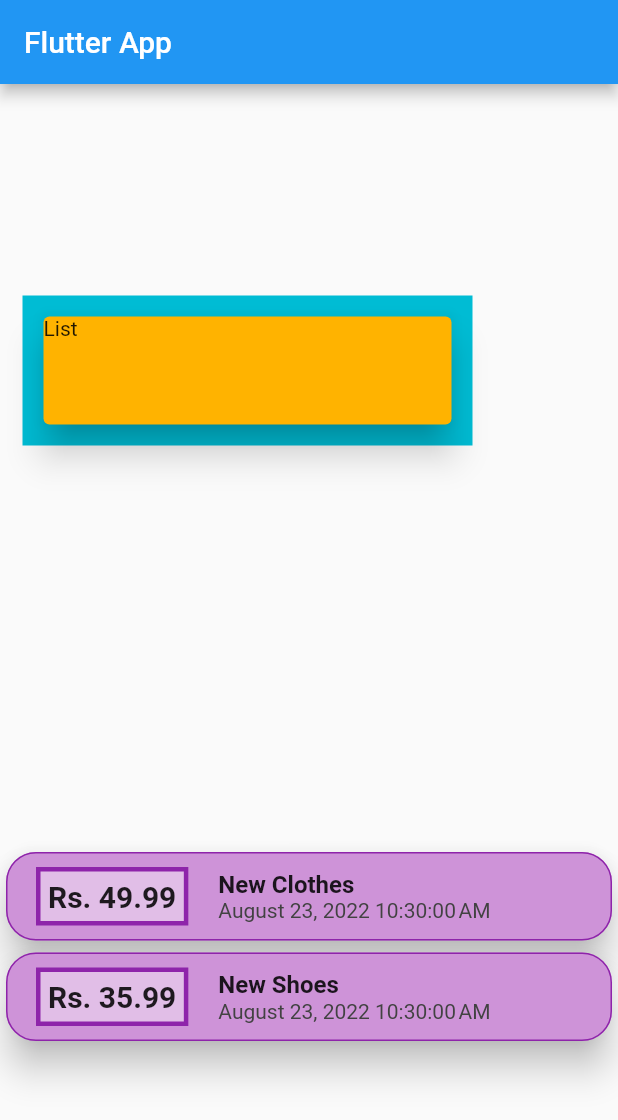
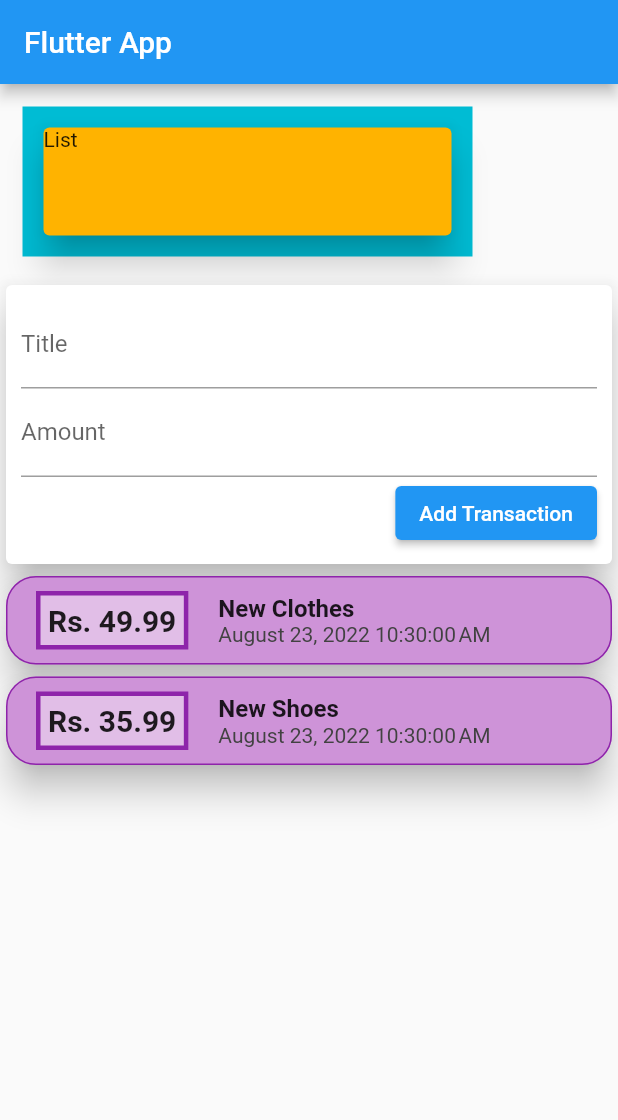
Before and after one commit to thedarkalchemist16/expenses_app, a Flutter app: the screen it shows after launch, on a phone screen of 412 x 824 dp. Shown: the top 1120 px of the screen. Run offline on Flutter 3.47's test engine with Material 2 defaults, Android fonts, the phone set to English and light mode, and no system bars.

Commit message:
4th commit

```diff
--- a/lib/main.dart
+++ b/lib/main.dart
@@ -22,7 +22,7 @@ class MyHomePage extends StatelessWidget {
         title: Text("Flutter App"),
       ),
       body: Column(
-          mainAxisAlignment: MainAxisAlignment.spaceAround,
+          mainAxisAlignment: MainAxisAlignment.start,
           crossAxisAlignment: CrossAxisAlignment.start,
           children: [
             Container(
@@ -35,6 +35,28 @@ class MyHomePage extends StatelessWidget {
                 color: Colors.amber.shade600,
                 elevation: 10,
                 child: Text('List'),
+              ),
+            ),
+            Card(
+              elevation: 10,
+              child: Container(
+                margin: EdgeInsets.all(10),
+                child: Column(
+                    crossAxisAlignment: CrossAxisAlignment.end,
+                    children: [
+                      TextField(
+                        decoration: InputDecoration(labelText: 'Title'),
+                      ),
+                      TextField(
+                        decoration: InputDecoration(labelText: 'Amount'),
+                      ),
+                      ElevatedButton(
+                        onPressed: (() {}),
+                        child: Text(
+                          'Add Transaction',
+                        ),
+                      ),
+                    ]),
               ),
             ),
             Column(
```
